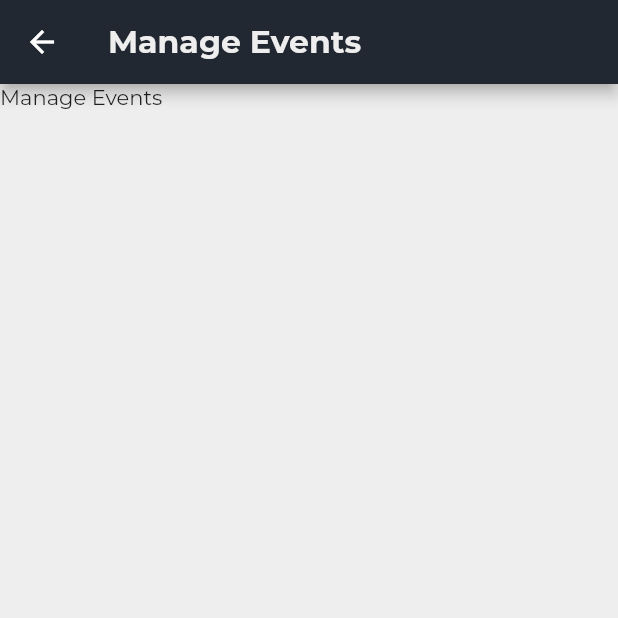
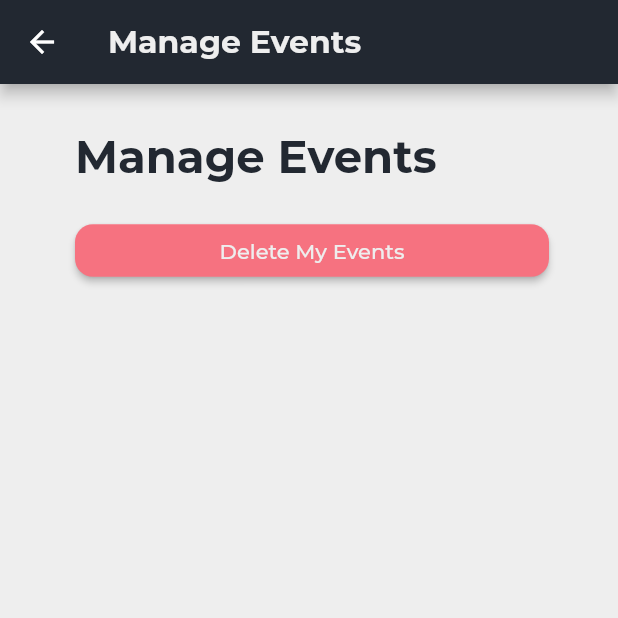
Before and after one commit to AzharMoosa/event-planner, a Flutter app: the screen it shows after launch, item 4 of the bottom bar chosen, after a tap on "Manage Events", on a phone screen of 412 x 824 dp, the top half of it. Run offline on Flutter 3.47's test engine with Material 2 defaults, Android fonts, the phone set to English and light mode, and no system bars; our stand-ins replace dio, flutter_rating_bar, flutter_spinkit, image_picker, shared_preferences; network calls fail.

Commit message:
Delete Events

```diff
--- a/lib/assets/constants.dart
+++ b/lib/assets/constants.dart
@@ -9,6 +9,7 @@ const String API_URL_CREATE_EVENT = "http://localhost:5000/api/events";
 const String API_URL_CREATE_PLACE = "http://localhost:5000/api/places";
 const String API_URL_EDIT_PLACE = "http://localhost:5000/api/places";
 const String API_URL_INVITE_EVENT = "http://localhost:5000/api/events";
+const String API_URL_DELETE_EVENT = "http://localhost:5000/api/events";
 const String API_URL_GET_EVENTS = "http://localhost:5000/api/users/events";
 const String API_URL_GET_NON_INVITED_USERS = "http://localhost:5000/api/events";
 const String API_URL_GET_USERS = "http://localhost:5000/api/users";
--- a/lib/settings/manage_events.dart
+++ b/lib/settings/manage_events.dart
@@ -1,4 +1,11 @@
+import 'dart:convert';
+import 'dart:io';
+
 import 'package:flutter/material.dart';
+import 'package:going_out_planner/main_menu/main_menu.dart';
+import 'package:going_out_planner/assets/constants.dart' as Constants;
+import 'package:http/http.dart' as http;
+import 'package:shared_preferences/shared_preferences.dart';
 
 class ManageEventsWidget extends StatefulWidget {
   const ManageEventsWidget({Key? key}) : super(key: key);
@@ -7,7 +14,57 @@ class ManageEventsWidget extends StatefulWidget {
   _ManageEventsState createState() => _ManageEventsState();
 }
 
+Future<Null>? _deleteEvents() async {
+  final prefs = await SharedPreferences.getInstance();
+  final token = prefs.getString('token') ?? "";
+
+  await http.delete(
+    Uri.parse(Constants.API_URL_DELETE_EVENT),
+    headers: {
+      "Content-Type": "application/json",
+      HttpHeaders.authorizationHeader: "Bearer $token"
+    },
+  );
+
+  return null;
+}
+
 class _ManageEventsState extends State<ManageEventsWidget> {
+  showAlertDialog(BuildContext context) {
+    // set up the buttons
+    Widget cancelButton = TextButton(
+      child: Text("Cancel"),
+      onPressed: () {
+        Navigator.of(context).pop();
+      },
+    );
+    Widget continueButton = TextButton(
+      child: Text("Continue"),
+      onPressed: () async {
+        await _deleteEvents();
+        Navigator.push(
+            context, MaterialPageRoute(builder: (context) => MainMenuWidget()));
+      },
+    );
+
+    AlertDialog alert = AlertDialog(
+      title: Text("Delete My Events"),
+      content: Text("Would you like to delete all your events?"),
+      actions: [
+        cancelButton,
+        continueButton,
+      ],
+    );
+
+    // show the dialog
+    showDialog(
+      context: context,
+      builder: (BuildContext context) {
+        return alert;
+      },
+    );
+  }
+
   @override
   Widget build(BuildContext context) {
     return Scaffold(
@@ -19,7 +76,44 @@ class _ManageEventsState extends State<ManageEventsWidget> {
                 fontSize: 21,
                 fontWeight: FontWeight.w700)),
       ),
-      body: Text('Manage Events'),
+      body: SafeArea(
+          child: SingleChildScrollView(
+              child: Container(
+                  margin: const EdgeInsets.only(top: 30, left: 50, right: 50),
+                  child: Column(children: [
+                    Row(
+                      children: [
+                        Text(
+                          'Manage Events',
+                          style: TextStyle(
+                              color: Color(0xff222831),
+                              fontSize: 30,
+                              fontWeight: FontWeight.w700),
+                        )
+                      ],
+                    ),
+                    Row(
+                      children: [
+                        Container(
+                            margin: const EdgeInsets.only(top: 20),
+                            child: ElevatedButton(
+                                style: ElevatedButton.styleFrom(
+                                    primary: Color(0xfff67280),
+                                    onPrimary: Color(0xffEEEEEE),
+                                    minimumSize: Size(316, 35),
+                                    shape: RoundedRectangleBorder(
+                                      borderRadius: BorderRadius.circular(12.0),
+                                    )),
+                                onPressed: () {
+                                  showAlertDialog(context);
+                                },
+                                child: Container(
+                                    child: Row(children: [
+                                  Text('Delete My Events'),
+                                ])))),
+                      ],
+                    ),
+                  ])))),
     );
   }
 }
--- a/lib/settings/settings_screen.dart
+++ b/lib/settings/settings_screen.dart
@@ -222,58 +222,6 @@ class _SettingsScreenState extends State<SettingsScreenWidget> {
                         Navigator.push(
                             context,
                             MaterialPageRoute(
-                                builder: (context) => NotificationsWidget()));
-                      },
-                      child: Container(
-                          child: Row(children: [
-                        Text('Notifications'),
-                        SizedBox(width: 175),
-                        Icon(Icons.chevron_right),
-                      ])))),
-            ],
-          ),
-          Row(
-            children: [
-              Container(
-                  margin: const EdgeInsets.only(top: 20),
-                  child: ElevatedButton(
-                      style: ElevatedButton.styleFrom(
-                          primary: Color(0xffD4D4D4),
-                          onPrimary: Color(0xff222831),
-                          minimumSize: Size(316, 35),
-                          shape: RoundedRectangleBorder(
-                            borderRadius: BorderRadius.circular(12.0),
-                          )),
-                      onPressed: () {
-                        Navigator.push(
-                            context,
-                            MaterialPageRoute(
-                                builder: (context) => PrivacyWidget()));
-                      },
-                      child: Container(
-                          child: Row(children: [
-                        Text('Privacy'),
-                        SizedBox(width: 215),
-                        Icon(Icons.chevron_right),
-                      ])))),
-            ],
-          ),
-          Row(
-            children: [
-              Container(
-                  margin: const EdgeInsets.only(top: 20),
-                  child: ElevatedButton(
-                      style: ElevatedButton.styleFrom(
-                          primary: Color(0xffD4D4D4),
-                          onPrimary: Color(0xff222831),
-                          minimumSize: Size(316, 35),
-                          shape: RoundedRectangleBorder(
-                            borderRadius: BorderRadius.circular(12.0),
-                          )),
-                      onPressed: () {
-                        Navigator.push(
-                            context,
-                            MaterialPageRoute(
                                 builder: (context) => AboutWidget()));
                       },
                       child: Container(
```
Also changed, not shown: lib/models/users_list_model.dart (+6 -2 lines), 1 other file.
